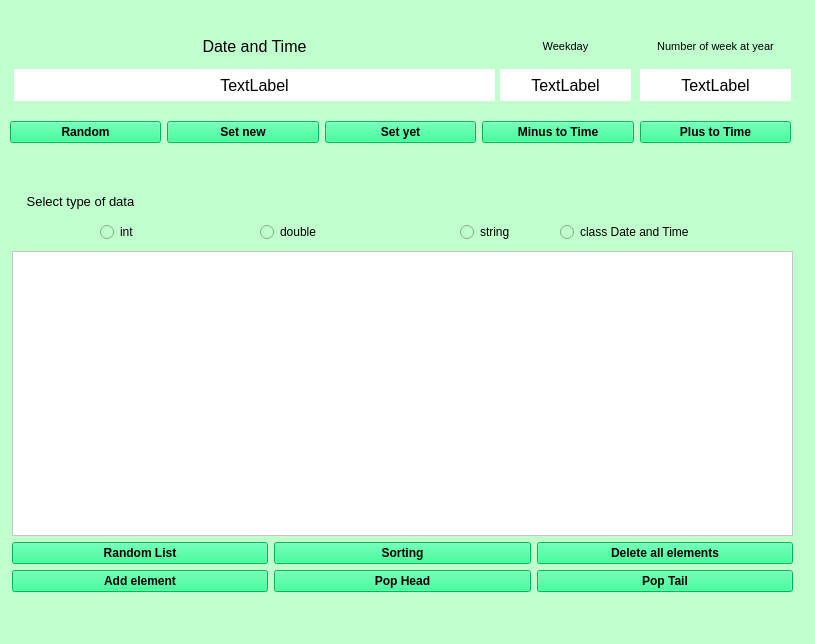
Qt form 2.0/Forms/mainwindow.ui (STDombr/First_Lab) before a commit.
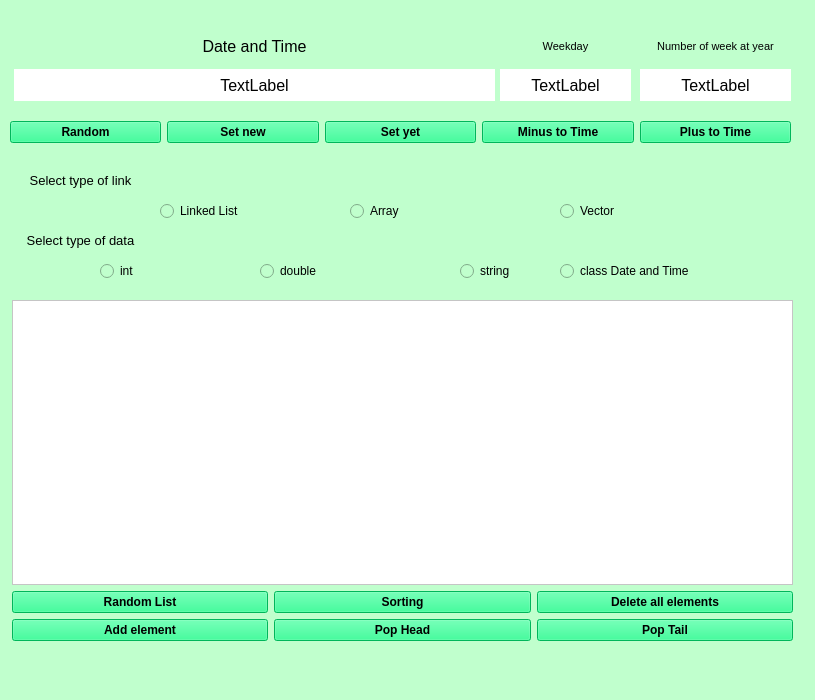
The same form after that commit.

Patch:
```diff
--- a/2.0/Forms/mainwindow.ui
+++ b/2.0/Forms/mainwindow.ui
@@ -7,19 +7,19 @@
     <x>0</x>
     <y>0</y>
     <width>815</width>
-    <height>644</height>
+    <height>700</height>
    </rect>
   </property>
   <property name="minimumSize">
    <size>
     <width>815</width>
-    <height>644</height>
+    <height>700</height>
    </size>
   </property>
   <property name="maximumSize">
    <size>
     <width>815</width>
-    <height>644</height>
+    <height>700</height>
    </size>
   </property>
   <property name="windowTitle">
@@ -260,7 +260,7 @@
     <property name="geometry">
      <rect>
       <x>11</x>
-      <y>191</y>
+      <y>230</y>
       <width>139</width>
       <height>21</height>
      </rect>
@@ -281,7 +281,7 @@
     <property name="geometry">
      <rect>
       <x>12</x>
-      <y>251</y>
+      <y>300</y>
       <width>781</width>
       <height>341</height>
      </rect>
@@ -514,7 +514,7 @@
     <property name="geometry">
      <rect>
       <x>100</x>
-      <y>221</y>
+      <y>260</y>
       <width>42</width>
       <height>22</height>
      </rect>
@@ -532,7 +532,7 @@
     <property name="geometry">
      <rect>
       <x>260</x>
-      <y>221</y>
+      <y>260</y>
       <width>69</width>
       <height>22</height>
      </rect>
@@ -550,7 +550,7 @@
     <property name="geometry">
      <rect>
       <x>460</x>
-      <y>221</y>
+      <y>260</y>
       <width>62</width>
       <height>22</height>
      </rect>
@@ -568,7 +568,7 @@
     <property name="geometry">
      <rect>
       <x>560</x>
-      <y>221</y>
+      <y>260</y>
       <width>161</width>
       <height>22</height>
      </rect>
@@ -582,6 +582,90 @@
      <string>class Date and Time</string>
     </property>
    </widget>
+   <widget class="QRadioButton" name="Radio_List">
+    <property name="geometry">
+     <rect>
+      <x>160</x>
+      <y>200</y>
+      <width>101</width>
+      <height>22</height>
+     </rect>
+    </property>
+    <property name="font">
+     <font>
+      <pointsize>9</pointsize>
+     </font>
+    </property>
+    <property name="text">
+     <string>Linked List</string>
+    </property>
+    <attribute name="buttonGroup">
+     <string notr="true">buttonGroup</string>
+    </attribute>
+   </widget>
+   <widget class="QRadioButton" name="Radio_Array">
+    <property name="geometry">
+     <rect>
+      <x>350</x>
+      <y>200</y>
+      <width>101</width>
+      <height>22</height>
+     </rect>
+    </property>
+    <property name="font">
+     <font>
+      <pointsize>9</pointsize>
+     </font>
+    </property>
+    <property name="text">
+     <string>Array</string>
+    </property>
+    <attribute name="buttonGroup">
+     <string notr="true">buttonGroup</string>
+    </attribute>
+   </widget>
+   <widget class="QRadioButton" name="Radio_Vector">
+    <property name="geometry">
+     <rect>
+      <x>560</x>
+      <y>200</y>
+      <width>101</width>
+      <height>22</height>
+     </rect>
+    </property>
+    <property name="font">
+     <font>
+      <pointsize>9</pointsize>
+     </font>
+    </property>
+    <property name="text">
+     <string>Vector</string>
+    </property>
+    <attribute name="buttonGroup">
+     <string notr="true">buttonGroup</string>
+    </attribute>
+   </widget>
+   <widget class="QLabel" name="label_5">
+    <property name="geometry">
+     <rect>
+      <x>10</x>
+      <y>170</y>
+      <width>141</width>
+      <height>21</height>
+     </rect>
+    </property>
+    <property name="font">
+     <font>
+      <pointsize>10</pointsize>
+     </font>
+    </property>
+    <property name="text">
+     <string>Select type of link</string>
+    </property>
+    <property name="alignment">
+     <set>Qt::AlignCenter</set>
+    </property>
+   </widget>
   </widget>
   <widget class="QMenuBar" name="menubar">
    <property name="geometry">
```
Left out of the diff: 3 changed lines with no effect on the pictures.
